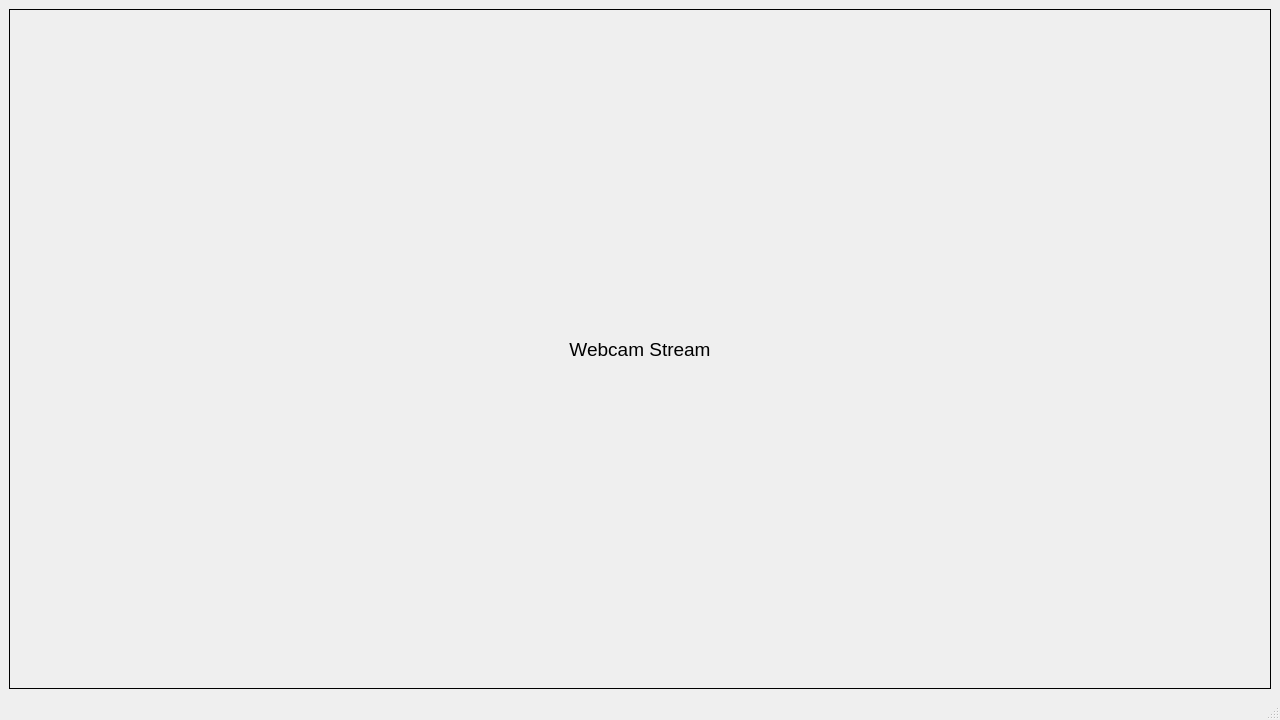
First picture: the form in src/view/test_ui.ui, repository tech-veteran71/Face-Recognition, before the edit.
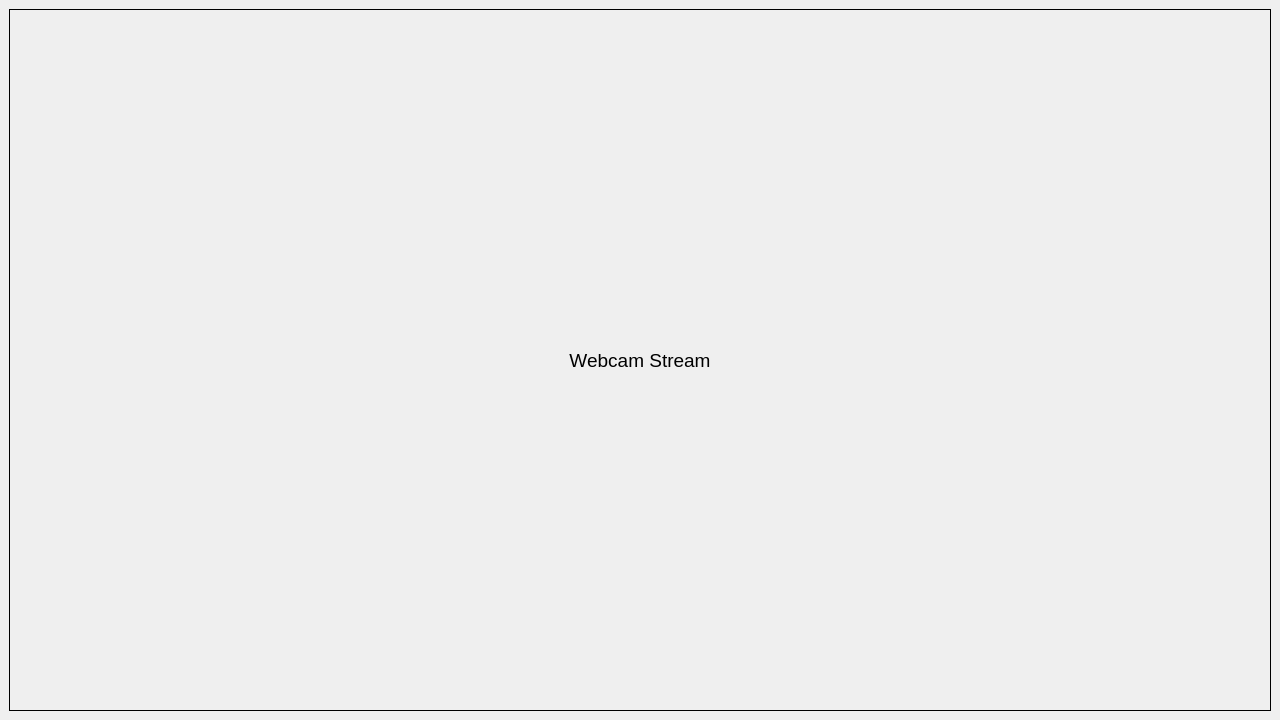
Second picture: the form after the edit.

Commit message: Added adaptation of the processed image to the window size

The edit to the form file:
```diff
--- a/src/view/test_ui.ui
+++ b/src/view/test_ui.ui
@@ -11,11 +11,17 @@
    </rect>
   </property>
   <property name="sizePolicy">
-   <sizepolicy hsizetype="Fixed" vsizetype="Fixed">
+   <sizepolicy hsizetype="Preferred" vsizetype="Preferred">
     <horstretch>0</horstretch>
     <verstretch>0</verstretch>
    </sizepolicy>
   </property>
+  <property name="minimumSize">
+   <size>
+    <width>600</width>
+    <height>480</height>
+   </size>
+  </property>
   <property name="windowTitle">
    <string>MainWindow</string>
   </property>
@@ -23,6 +29,18 @@
    <layout class="QGridLayout" name="gridLayout">
     <item row="0" column="0">
      <widget class="QLabel" name="imageOutput">
+      <property name="sizePolicy">
+       <sizepolicy hsizetype="Expanding" vsizetype="Expanding">
+        <horstretch>0</horstretch>
+        <verstretch>0</verstretch>
+       </sizepolicy>
+      </property>
+      <property name="minimumSize">
+       <size>
+        <width>600</width>
+        <height>480</height>
+       </size>
+      </property>
       <property name="font">
        <font>
         <pointsize>14</pointsize>
@@ -44,17 +62,6 @@
     </item>
    </layout>
   </widget>
-  <widget class="QMenuBar" name="menubar">
-   <property name="geometry">
-    <rect>
-     <x>0</x>
-     <y>0</y>
-     <width>1280</width>
-     <height>21</height>
-    </rect>
-   </property>
-  </widget>
-  <widget class="QStatusBar" name="statusbar"/>
  </widget>
  <resources/>
  <connections/>
```
The commit also changes 4 other files.
